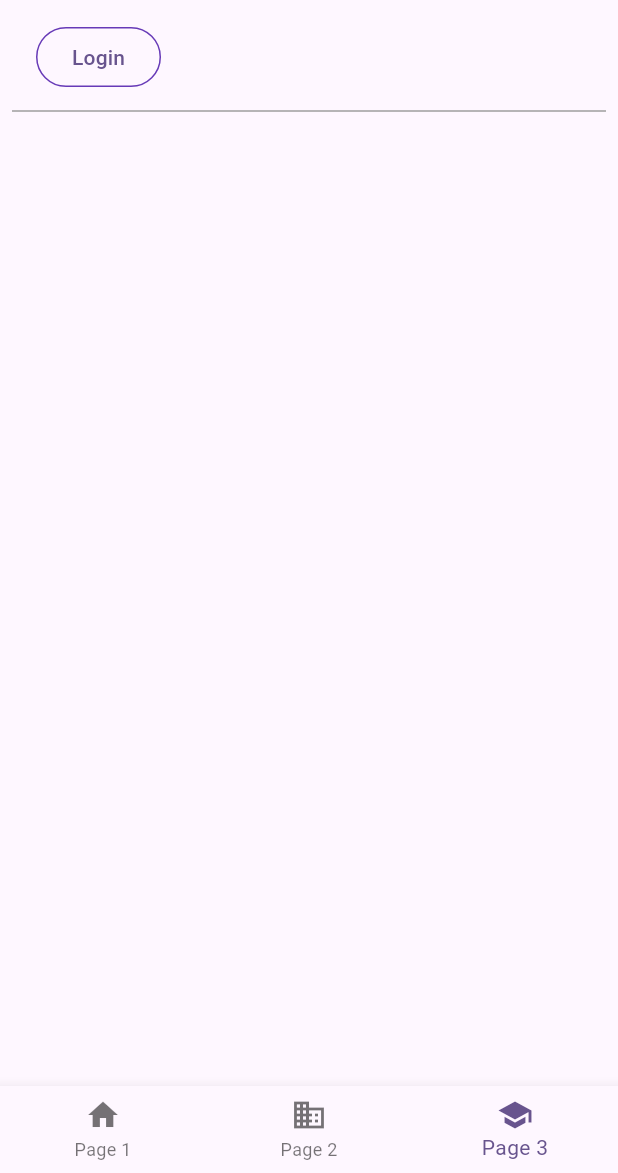
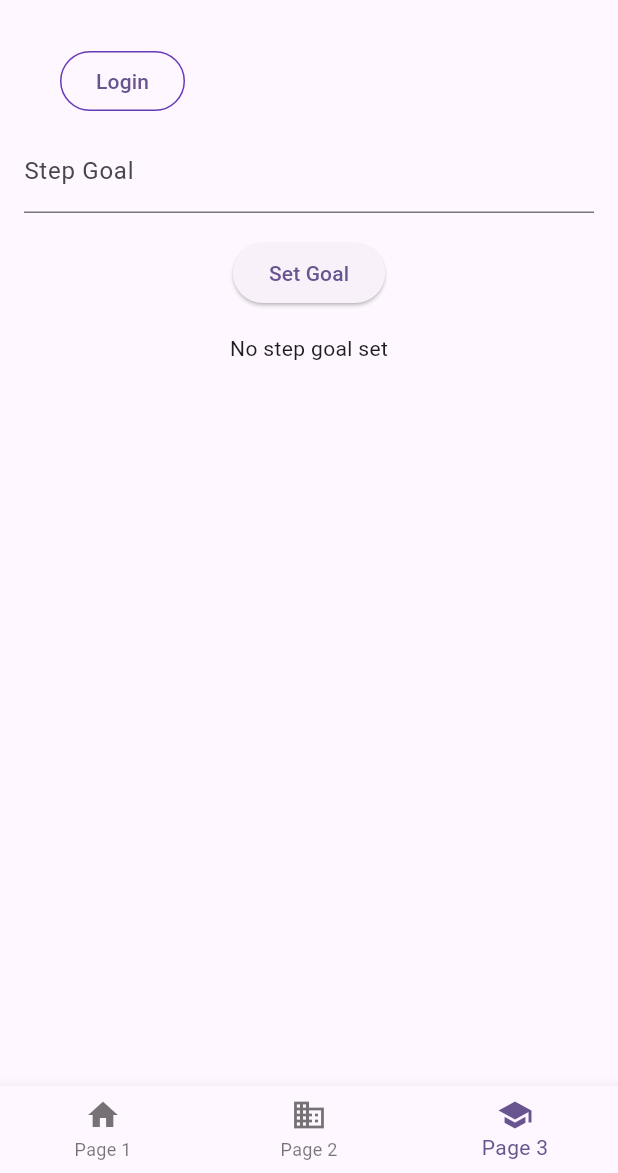
Before and after one commit to nicoalbe/flowalk, a Flutter app: the screen it shows after launch, item 3 of the bottom bar chosen, on a phone screen of 412 x 824 dp, the part 63-1236 px from its top. Run offline on Flutter 3.47's test engine with Material 3 defaults, Android fonts, the phone set to English and light mode, and no system bars; our stand-ins replace cloud_firestore, firebase_auth, firebase_core, go_router, google_fonts, pedometer; missing offline and left inert: firebase_ui_auth; accounts and stored records are empty.

Commit message:
set step goal

```diff
--- a/flowalk/lib/main.dart
+++ b/flowalk/lib/main.dart
@@ -1,3 +1,4 @@
+import 'package:firebase_core/firebase_core.dart';
 import 'package:flutter/material.dart';
 import 'package:firebase_ui_auth/firebase_ui_auth.dart';
 import 'package:provider/provider.dart';
@@ -20,6 +21,7 @@ int calculateInitialDelay() {
 
 void main() async {
   WidgetsFlutterBinding.ensureInitialized();
+  await Firebase.initializeApp();
 
   runApp(ChangeNotifierProvider(
     create: (context) => ApplicationState(),
--- a/flowalk/lib/setting.dart
+++ b/flowalk/lib/setting.dart
@@ -1,49 +1,110 @@
-// Copyright 2022 The Flutter Authors. All rights reserved.
-// Use of this source code is governed by a BSD-style license that can be
-// found in the LICENSE file.
-
-import 'package:firebase_auth/firebase_auth.dart'
-    hide EmailAuthProvider, PhoneAuthProvider;
 import 'package:flutter/material.dart';
+import 'package:firebase_auth/firebase_auth.dart' hide EmailAuthProvider, PhoneAuthProvider;
+import 'package:cloud_firestore/cloud_firestore.dart';
 import 'package:provider/provider.dart';
-
-
 import 'app_state.dart';
 import 'src/authentication.dart';
-//import 'guest_book.dart';
 
 class SettingPage extends StatefulWidget {
-  const SettingPage({super.key});
+  const SettingPage({Key? key}) : super(key: key);
 
   @override
   State<SettingPage> createState() => _SettingPageState();
 }
 
 class _SettingPageState extends State<SettingPage> {
+  final TextEditingController _stepGoalController = TextEditingController();
+  final GlobalKey<FormState> _formKey = GlobalKey<FormState>();
+
   @override
   Widget build(BuildContext context) {
     return Scaffold(
       appBar: AppBar(
         title: const Text('Flowalk'),
       ),
-      body: ListView(
+      body: Padding(
+        padding: const EdgeInsets.all(16.0),
+        child: Form(
+          key: _formKey,
+          child: Column(
             children: <Widget>[
               Consumer<ApplicationState>(
                 builder: (context, appState, _) => AuthFunc(
                   loggedIn: appState.loggedIn,
                   signOut: () {
                     FirebaseAuth.instance.signOut();
-                }),
+                  },
                 ),
-          const Divider(
-            height: 8,
-            thickness: 1,
-            indent: 8,
-            endIndent: 8,
-            color: Colors.grey,
+              ),
+              TextFormField(
+                controller: _stepGoalController,
+                decoration: const InputDecoration(labelText: 'Step Goal'),
+                keyboardType: TextInputType.number,
+                validator: (value) {
+                  if (value == null || value.isEmpty) {
+                    return 'Please enter a step goal';
+                  }
+                  final int goal = int.tryParse(value)!;
+                  if (goal <= 0) {
+                    return 'Step goal must be greater than zero';
+                  }
+                  return null;
+                },
+              ),
+              const SizedBox(height: 16),
+              ElevatedButton(
+                onPressed: () async {
+                  if (_formKey.currentState!.validate()) {
+                    final int goal = int.parse(_stepGoalController.text);
+                    final String? userId = FirebaseAuth.instance.currentUser?.uid;
+                    if (userId != null) {
+                      await FirebaseFirestore.instance.collection('goals').doc(userId).set(
+                        {
+                          'user': userId,
+                          'goal': goal,
+                        },
+                        SetOptions(merge: true),
+                      );
+                      ScaffoldMessenger.of(context).showSnackBar(
+                        const SnackBar(content: Text('Step goal updated successfully')),
+                      );
+                      // Trigger a rebuild of the FutureBuilder to update the displayed goal
+                      setState(() {});
+                    } else {
+                      ScaffoldMessenger.of(context).showSnackBar(
+                        const SnackBar(content: Text('Error: User not logged in')),
+                      );
+                    }
+                  }
+                },
+                child: const Text('Set Goal'),
+              ),
+              const SizedBox(height: 16),
+              FutureBuilder<DocumentSnapshot>(
+                future: FirebaseFirestore.instance.collection('goals').doc(FirebaseAuth.instance.currentUser?.uid).get(),
+                builder: (context, snapshot) {
+                  if (snapshot.connectionState == ConnectionState.waiting) {
+                    return const CircularProgressIndicator();
+                  } else if (snapshot.hasError) {
+                    return Text('Error: ${snapshot.error}');
+                  } else if (!snapshot.hasData || !snapshot.data!.exists) {
+                    return const Text('No step goal set');
+                  } else {
+                    final goal = snapshot.data!.get('goal');
+                    return Text('Current step goal: $goal');
+                  }
+                },
               ),
             ],
           ),
+        ),
+      ),
     );
   }
+
+  @override
+  void dispose() {
+    _stepGoalController.dispose();
+    super.dispose();
   }
+}
```
Lines whose indentation alone changed are shown as unchanged.
